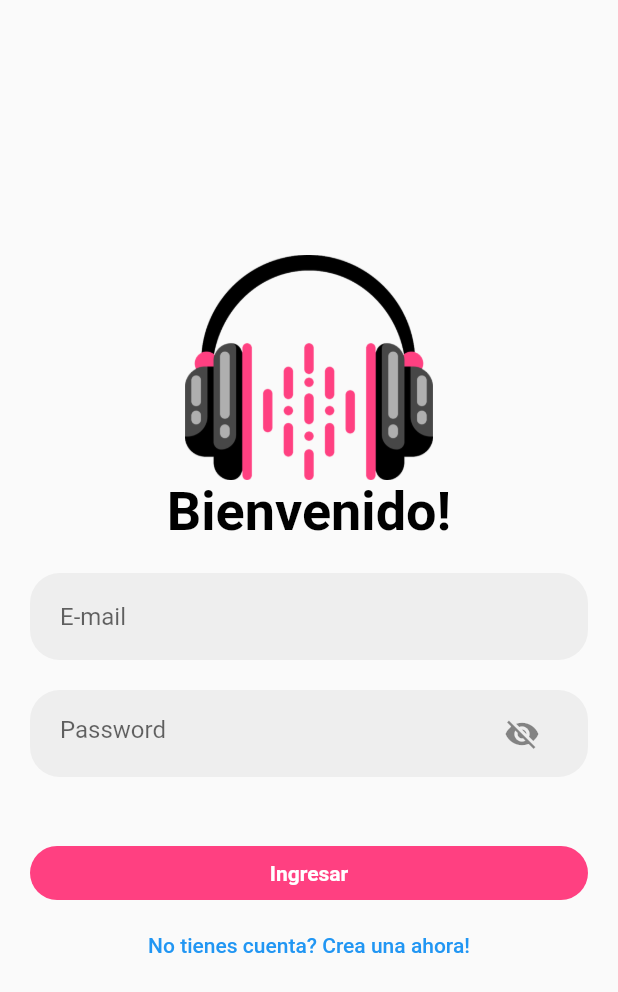
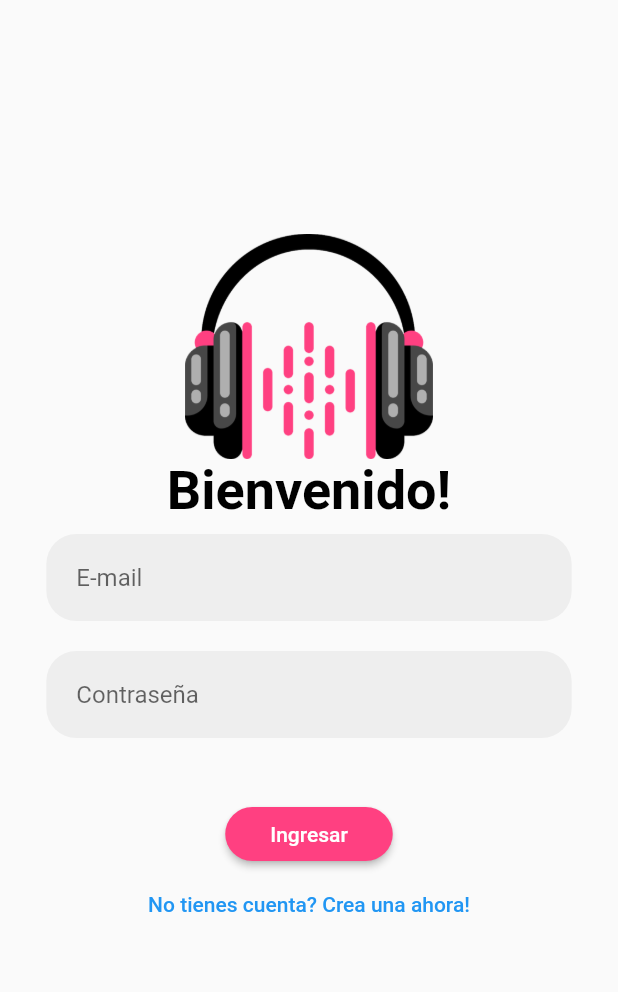
Before and after one commit to PabloPoder/RadioPoder-Flutter, a Flutter app: the LoginPage screen opened by its route, on a phone screen of 412 x 824 dp. Shown: the top 992 px of the screen. Run offline on Flutter 3.47's test engine with Material 2 defaults, Android fonts, the light colour scheme and no system bars; our stand-ins replace marquee.

Commit message:
#1
Login view

```diff
--- a/radio_poder_app/lib/main.dart
+++ b/radio_poder_app/lib/main.dart
@@ -2,6 +2,7 @@ import 'package:flutter/material.dart';
 import 'package:flutter/services.dart';
 import 'package:provider/provider.dart';
 import 'package:radio_poder_app/providers/noticias.dart';
+import 'package:radio_poder_app/screens/login_page.dart';
 
 import 'screens/login_page.dart';
 import 'screens/navigation_bar_page.dart';
@@ -19,7 +20,7 @@ class MyApp extends StatelessWidget {
       child: MaterialApp(
         debugShowCheckedModeBanner: false,
         title: 'Radio Poder',
-        home: const NavigationBarPage(),
+        home: const LoginPage(),
         theme: ThemeData(
           appBarTheme: const AppBarTheme(foregroundColor: Colors.black),
         ),
--- a/radio_poder_app/lib/screens/login_page.dart
+++ b/radio_poder_app/lib/screens/login_page.dart
@@ -1,41 +1,31 @@
-import 'dart:ui';
+import 'dart:math';
 
 import 'package:flutter/material.dart';
-import 'package:radio_poder_app/screens/navigation_bar_page.dart';
 
-class LoginPage extends StatefulWidget {
+enum AuthMode { Signup, Login }
+
+class LoginPage extends StatelessWidget {
+  static const route = '/login_page';
+
   const LoginPage({Key? key}) : super(key: key);
-  static const route = "/login_page";
-
-  @override
-  State<LoginPage> createState() => _LoginPageState();
-}
-
-class _LoginPageState extends State<LoginPage> {
-  bool _isPasswordVisible = false;
-
-  void _togglePasswordView() {
-    setState(() {
-      _isPasswordVisible = !_isPasswordVisible;
-    });
-  }
 
   @override
   Widget build(BuildContext context) {
-    final size = MediaQuery.of(context).size;
-
+    final deviceSize = MediaQuery.of(context).size;
+    // final transformConfig = Matrix4.rotationZ(-8 * pi / 180);
+    // transformConfig.translate(-10.0);
     return Scaffold(
-      body: SingleChildScrollView(
-        child: Container(
-          width: size.width,
-          height: size.height,
-          padding: const EdgeInsets.only(
-            left: 20,
-            right: 20,
-          ),
+      // resizeToAvoidBottomInset: false,
+      body: Stack(
+        children: <Widget>[
+          SingleChildScrollView(
+            child: SizedBox(
+              height: deviceSize.height,
+              width: deviceSize.width,
               child: Column(
                 mainAxisAlignment: MainAxisAlignment.center,
-            children: [
+                crossAxisAlignment: CrossAxisAlignment.center,
+                children: <Widget>[
                   Hero(
                     tag: "HeadphonesLogo",
                     child: Image.asset(
@@ -50,9 +40,82 @@ class _LoginPageState extends State<LoginPage> {
                         fontSize: 36,
                         fontWeight: FontWeight.bold),
                   ),
-              const SizedBox(height: 20),
-              Column(
-                children: [
+                  Flexible(
+                    flex: deviceSize.width > 600 ? 2 : 1,
+                    child: AuthCard(),
+                  ),
+                ],
+              ),
+            ),
+          ),
+        ],
+      ),
+    );
+  }
+}
+
+class AuthCard extends StatefulWidget {
+  const AuthCard({Key? key}) : super(key: key);
+
+  @override
+  _AuthCardState createState() => _AuthCardState();
+}
+
+class _AuthCardState extends State<AuthCard> {
+  final GlobalKey<FormState> _formKey = GlobalKey();
+  AuthMode _authMode = AuthMode.Login;
+  final Map<String, String> _authData = {
+    'email': '',
+    'password': '',
+  };
+  var _isLoading = false;
+  final _passwordController = TextEditingController();
+
+  void _submit() {
+    if (!_formKey.currentState!.validate()) {
+      // Invalid!
+      return;
+    }
+    _formKey.currentState!.save();
+    setState(() {
+      _isLoading = true;
+    });
+    if (_authMode == AuthMode.Login) {
+      // Log user in
+    } else {
+      // Sign user up
+    }
+    setState(() {
+      _isLoading = false;
+    });
+  }
+
+  void _switchAuthMode() {
+    if (_authMode == AuthMode.Login) {
+      setState(() {
+        _authMode = AuthMode.Signup;
+      });
+    } else {
+      setState(() {
+        _authMode = AuthMode.Login;
+      });
+    }
+  }
+
+  @override
+  Widget build(BuildContext context) {
+    final deviceSize = MediaQuery.of(context).size;
+    return Container(
+      height: _authMode == AuthMode.Signup ? 380 : 320,
+      constraints:
+          BoxConstraints(minHeight: _authMode == AuthMode.Signup ? 380 : 320),
+      width: deviceSize.width * 0.85,
+      padding: const EdgeInsets.only(top: 8.0, bottom: 8.0),
+      child: Form(
+        key: _formKey,
+        child: SingleChildScrollView(
+          child: Column(
+            children: <Widget>[
               Container(
                 padding:
                     const EdgeInsets.symmetric(horizontal: 20, vertical: 5),
@@ -62,12 +125,21 @@ class _LoginPageState extends State<LoginPage> {
                     Radius.circular(20),
                   ),
                 ),
-                    child: const TextField(
+                child: TextFormField(
                   keyboardType: TextInputType.emailAddress,
-                      decoration: InputDecoration(
+                  decoration: const InputDecoration(
                     border: InputBorder.none,
                     hintText: "E-mail",
                   ),
+                  validator: (value) {
+                    if (value!.isEmpty || !value.contains('@')) {
+                      return 'Email invalido!';
+                    }
+                    return null;
+                  },
+                  onSaved: (value) {
+                    _authData['email'] = value!;
+                  },
                 ),
               ),
               const SizedBox(height: 20),
@@ -80,44 +152,79 @@ class _LoginPageState extends State<LoginPage> {
                     Radius.circular(20),
                   ),
                 ),
-                    child: TextField(
-                      obscureText: _isPasswordVisible,
-                      decoration: InputDecoration(
+                child: TextFormField(
+                  decoration: const InputDecoration(
                     border: InputBorder.none,
-                        hintText: "Password",
-                        suffixIcon: InkWell(
-                          onTap: _togglePasswordView,
-                          child: _isPasswordVisible
-                              ? const Icon(Icons.visibility)
-                              : const Icon(Icons.visibility_off),
+                    hintText: "Contraseña",
+                  ),
+                  obscureText: true,
+                  controller: _passwordController,
+                  validator: (value) {
+                    if (value!.isEmpty || value.length < 5) {
+                      return 'La contraseña es demasiado corta!';
+                    }
+                  },
+                  onSaved: (value) {
+                    _authData['password'] = value!;
+                  },
                 ),
               ),
+              const SizedBox(height: 20),
+              if (_authMode == AuthMode.Signup)
+                Container(
+                  padding:
+                      const EdgeInsets.symmetric(horizontal: 20, vertical: 5),
+                  decoration: BoxDecoration(
+                    color: Colors.grey[200],
+                    borderRadius: const BorderRadius.all(
+                      Radius.circular(20),
                     ),
                   ),
-                  const SizedBox(height: 40),
+                  child: TextFormField(
+                    enabled: _authMode == AuthMode.Signup,
+                    decoration: const InputDecoration(
+                      border: InputBorder.none,
+                      hintText: "Confirmar Contraseña",
+                    ),
+                    obscureText: true,
+                    validator: _authMode == AuthMode.Signup
+                        ? (value) {
+                            if (value != _passwordController.text) {
+                              return 'Las contraseñas no coinciden!';
+                            }
+                          }
+                        : null,
+                  ),
+                ),
+              const SizedBox(height: 20),
+              if (_isLoading)
+                const CircularProgressIndicator()
+              else
                 RaisedButton(
-                    onPressed: () {
-                      // TODO: Navigate to NavigationBarPage
-                      Navigator.pushReplacementNamed(
-                          context, NavigationBarPage.route);
-                    },
-                    elevation: 0,
                   color: Colors.pinkAccent,
                   shape: RoundedRectangleBorder(
                     borderRadius: BorderRadius.circular(20),
                   ),
-                    child: const Center(
                   child: Text(
-                        "Ingresar",
-                        style: TextStyle(
-                            fontWeight: FontWeight.bold, color: Colors.white),
+                      _authMode == AuthMode.Login ? 'Ingresar' : 'Registrarse'),
+                  onPressed: _submit,
+                  padding: const EdgeInsets.symmetric(
+                      horizontal: 30.0, vertical: 8.0),
+                  textColor: Colors.white,
                 ),
+              SizedBox(height: 5),
+              FlatButton(
+                child: Text(
+                  _authMode == AuthMode.Login
+                      ? 'No tienes cuenta? Crea una ahora!'
+                      : 'Ingresar con tu cuenta!',
+                  textAlign: TextAlign.center,
                 ),
-                  ),
-                  TextButton(
-                      onPressed: () {},
-                      child: const Text("No tienes cuenta? Crea una ahora!"))
-                ],
+                onPressed: _switchAuthMode,
+                padding:
+                    const EdgeInsets.symmetric(horizontal: 30.0, vertical: 4),
+                materialTapTargetSize: MaterialTapTargetSize.shrinkWrap,
+                textColor: Theme.of(context).primaryColor,
               ),
             ],
           ),
```
Lines whose indentation alone changed are shown as unchanged.
